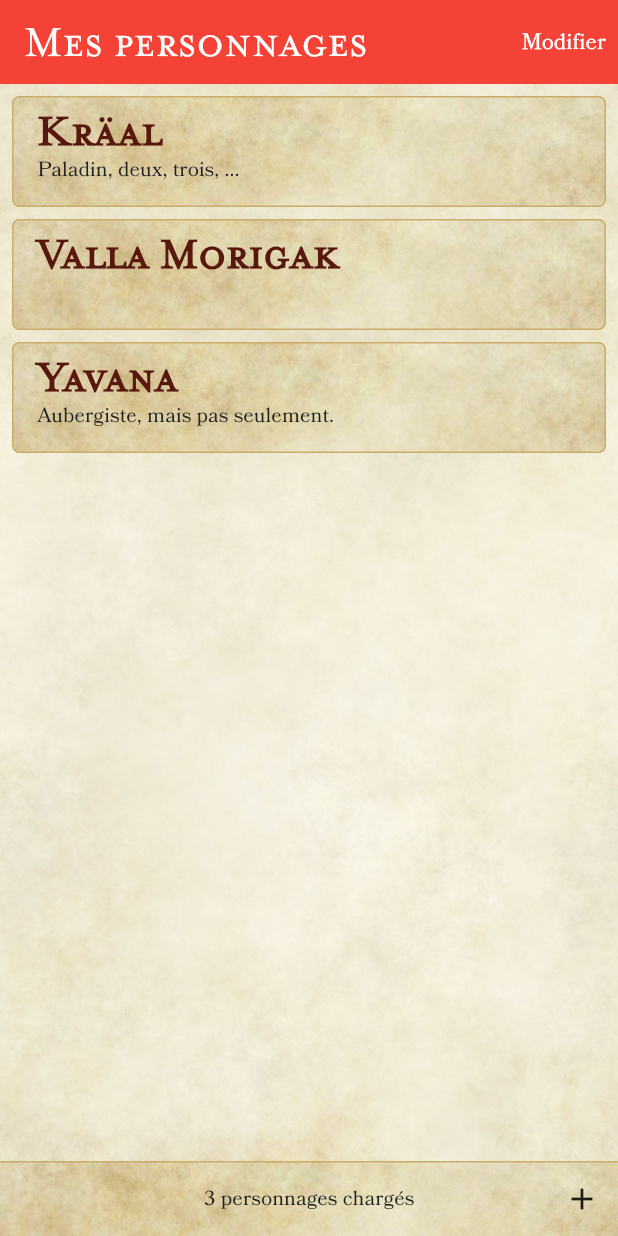
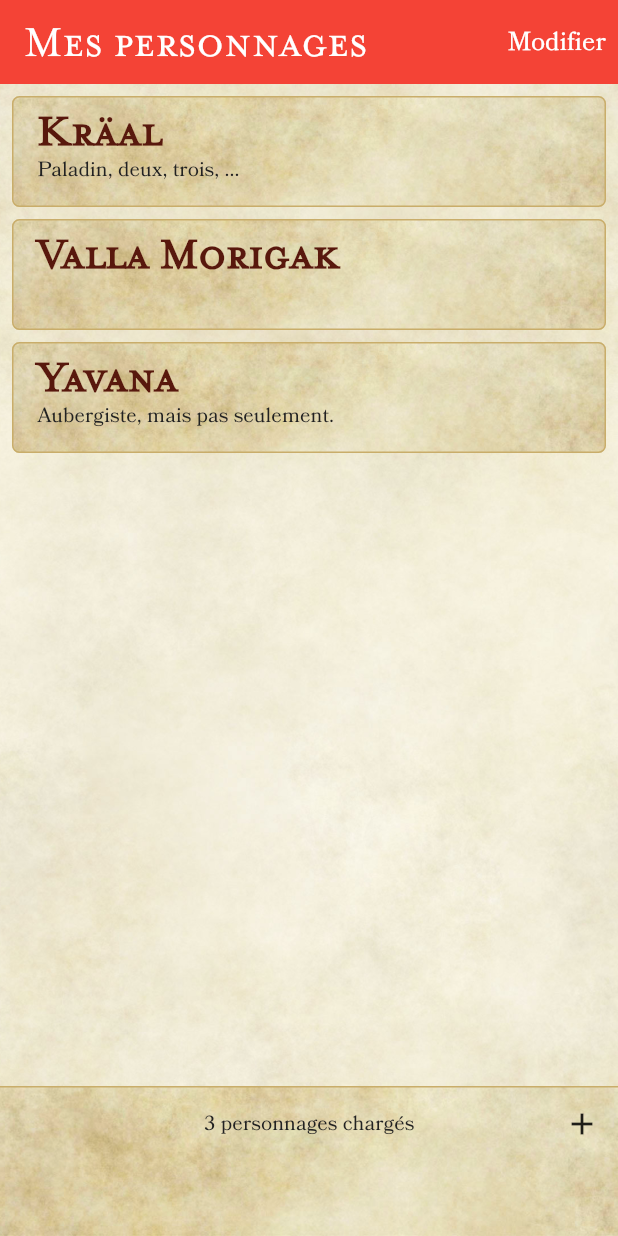
Before and after one commit to ymauray/dd5tools, a Flutter app: the screen it shows after launch, on a phone screen of 412 x 824 dp. Run offline on Flutter 3.47's test engine with Material 2 defaults, Android fonts, the phone set to English and light mode, and no system bars.

Commit message:
Better UI

```diff
--- a/lib/app_theme.dart
+++ b/lib/app_theme.dart
@@ -23,7 +23,7 @@ class AppTheme {
         foregroundColor: MaterialStateProperty.all(Colors.black),
         textStyle: MaterialStateProperty.all(
           const TextStyle(
-            fontSize: 12 * _fontScale,
+            fontSize: 14 * _fontScale,
             fontWeight: FontWeight.w400,
             fontFamily: 'Bookinsanity (Remake)',
           ),
--- a/lib/pages/home_page.dart
+++ b/lib/pages/home_page.dart
@@ -31,6 +31,7 @@ class _HomePageState extends State<HomePage> {
     return Scaffold(
       appBar: AppBar(
         title: const Text('Mes personnages'),
+        centerTitle: false,
         actions: [
           if (!_modify)
             TextButton(
@@ -68,7 +69,7 @@ class _HomePageState extends State<HomePage> {
         child: Stack(
           children: [
             Padding(
-              padding: const EdgeInsets.only(bottom: 50.0),
+              padding: const EdgeInsets.only(bottom: 100.0),
               child: Scrollbar(
                 child: ListView.builder(
                   itemBuilder: (context, index) {
@@ -111,7 +112,7 @@ class _HomePageState extends State<HomePage> {
             Positioned(
               bottom: 0,
               child: SizedBox(
-                height: 50.0,
+                height: 100.0,
                 width: MediaQuery.of(context).size.width,
                 child: Container(
                   decoration: const BoxDecoration(
@@ -126,7 +127,9 @@ class _HomePageState extends State<HomePage> {
                       ),
                     ),
                   ),
-                  child: Row(
+                  child: Column(
+                    children: [
+                      Row(
                         crossAxisAlignment: CrossAxisAlignment.center,
                         mainAxisAlignment: MainAxisAlignment.spaceBetween,
                         children: [
@@ -164,6 +167,8 @@ class _HomePageState extends State<HomePage> {
                           ],
                         ],
                       ),
+                    ],
+                  ),
                 ),
               ),
             ),
```
Lines whose indentation alone changed are shown as unchanged.
